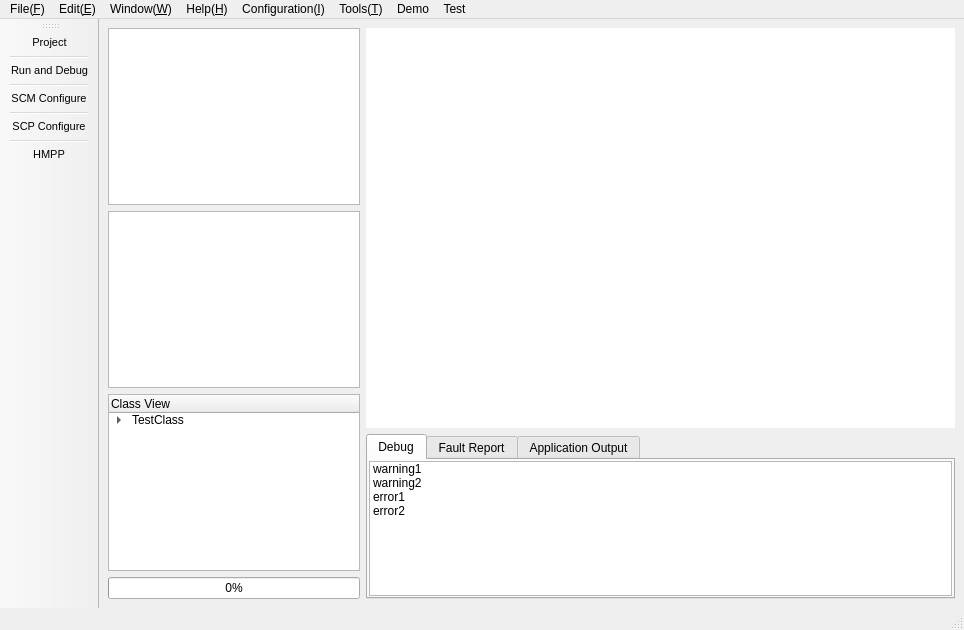
This is mainwindow.ui in fumeshroomXY/HMPP as Qt 5 draws it before an edit. The edited form follows.
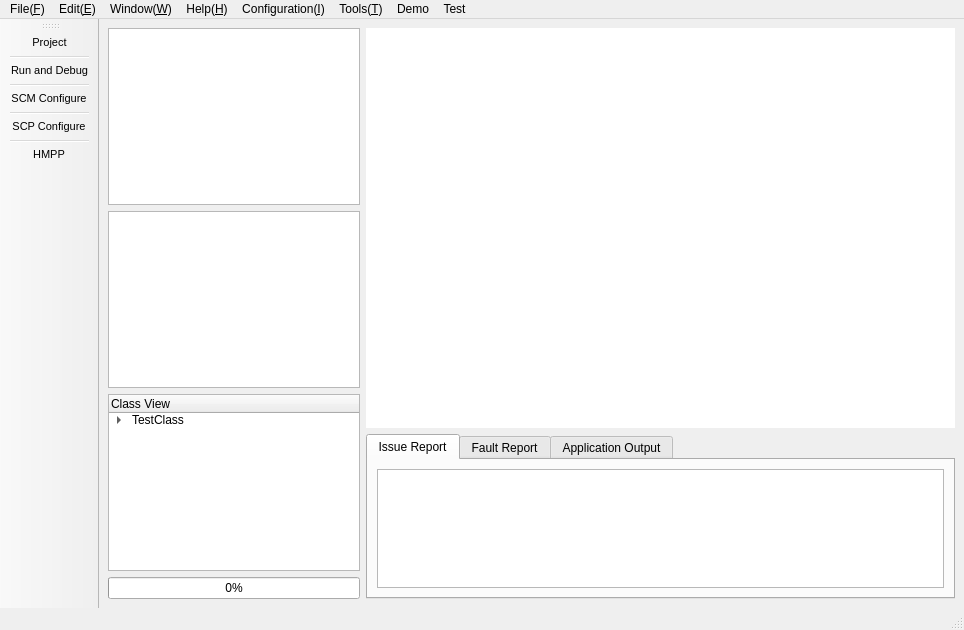
This is the edited form. The open tabs and pages were chosen to show the change. Icons and pictures are not drawn. Custom widgets are drawn as their Qt base class.

Commit message: add ClassRelevantSyntaxIssue, add showSyntaxIssue, add modifySyntaxIssue, add modiflyClassHeaderAndSourceFile

Patch:
```diff
--- a/mainwindow.ui
+++ b/mainwindow.ui
@@ -592,44 +592,34 @@
         </property>
         <widget class="QWidget" name="tabDebug">
          <attribute name="title">
-          <string>Debug</string>
+          <string>Issue Report</string>
          </attribute>
          <layout class="QGridLayout" name="gridLayout_3">
-          <property name="leftMargin">
-           <number>1</number>
-          </property>
-          <property name="topMargin">
-           <number>1</number>
-          </property>
-          <property name="rightMargin">
-           <number>1</number>
-          </property>
-          <property name="bottomMargin">
-           <number>1</number>
-          </property>
           <item row="1" column="0">
-           <widget class="QListWidget" name="listWidget">
-            <item>
-             <property name="text">
-              <string>warning1</string>
-             </property>
+           <layout class="QGridLayout" name="gridLayoutIssue">
+            <item row="0" column="0">
+             <widget class="QTableWidget" name="tableIssueWidget">
+              <property name="sizeAdjustPolicy">
+               <enum>QAbstractScrollArea::AdjustToContents</enum>
+              </property>
+              <property name="editTriggers">
+               <set>QAbstractItemView::NoEditTriggers</set>
+              </property>
+              <property name="selectionBehavior">
+               <enum>QAbstractItemView::SelectRows</enum>
+              </property>
+              <property name="showGrid">
+               <bool>false</bool>
+              </property>
+              <attribute name="horizontalHeaderVisible">
+               <bool>false</bool>
+              </attribute>
+              <attribute name="verticalHeaderVisible">
+               <bool>false</bool>
+              </attribute>
+             </widget>
             </item>
-            <item>
-             <property name="text">
-              <string>warning2</string>
-             </property>
-            </item>
-            <item>
-             <property name="text">
-              <string>error1</string>
-             </property>
-            </item>
-            <item>
-             <property name="text">
-              <string>error2</string>
-             </property>
-            </item>
-           </widget>
+           </layout>
           </item>
          </layout>
         </widget>
```
Left out of the diff: 2 changed lines with no effect on the pictures. The commit also changes 46 other files.
